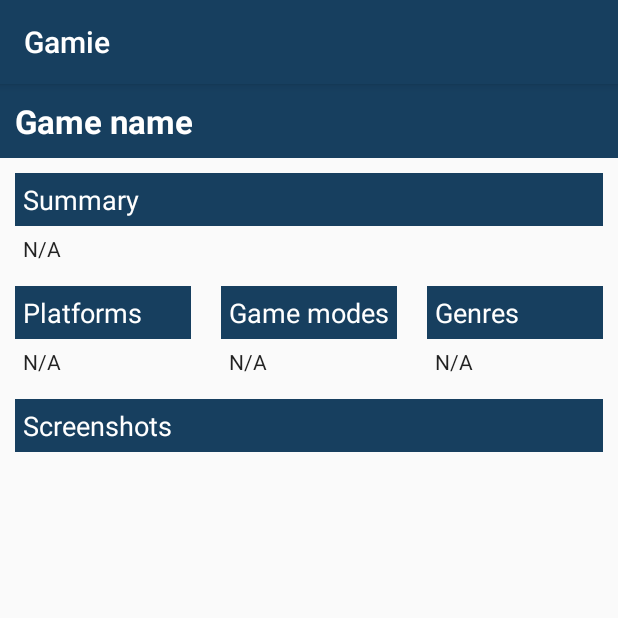
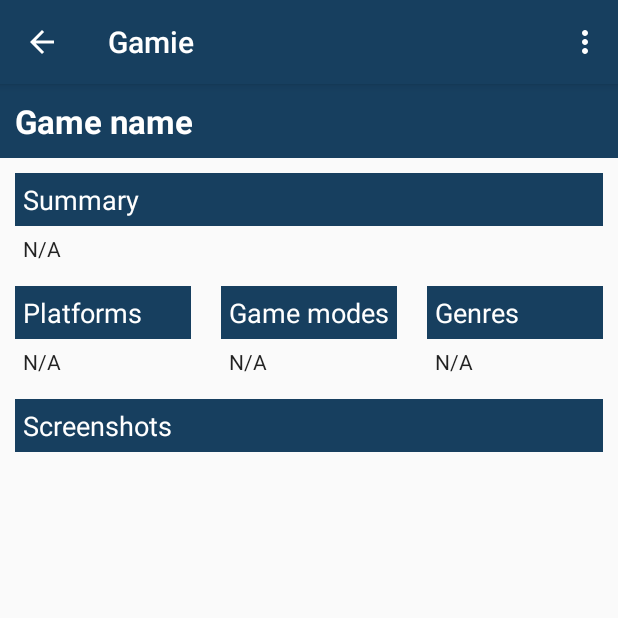
Before and after one commit to parkkinen/Gamie.app, an Android app: the SingleGameActivity screen opened directly, with no data from a screen before it, on a phone screen of 412 x 824 dp, the top half of it. Run offline under Robolectric (Android 15) with nearby library versions, the phone set to English and light mode, and no system bars; our stand-ins replace Picasso; network calls fail; pictures from the network do not load.

Commit message:
Implemented generic menu activity and navigation
Page activities should all now extend MenuActivity so the menu buttons are displayed at all times. Also implemented simple back navigation using rootActivity on xml file and custom root activity filtering in single games page.

```diff
--- a/Project/app/src/main/java/com/example/gamie/MainActivity.java
+++ b/Project/app/src/main/java/com/example/gamie/MainActivity.java
@@ -6,6 +6,7 @@ import android.content.Intent;
 import android.os.Bundle;
 import android.widget.ImageView;
 
+import com.example.gamie.activities.MenuActivity;
 import com.example.gamie.api.IGDBDataFetcher;
 import com.example.gamie.api.IGDBGame;
 import com.example.gamie.api.IGDBPlatform;
@@ -14,7 +15,7 @@ import com.example.gamie.api.IGDBReleaseDate;
 import java.util.ArrayList;
 import java.util.List;
 
-public class MainActivity extends AppCompatActivity implements IGDBDataFetcher.OnGetGames {
+public class MainActivity extends MenuActivity implements IGDBDataFetcher.OnGetGames {
     private IGDBDataFetcher api;
     private final String UPCOMING_TAG = "upcoming";
     private final String NEW_TAG = "new";
--- a/Project/app/src/main/res/layout/activity_grid_games.xml
+++ b/Project/app/src/main/res/layout/activity_grid_games.xml
@@ -11,6 +11,7 @@
         android:layout_width="wrap_content"
         android:layout_height="0dp"
         android:layout_marginStart="@dimen/smallDefaultMargin"
+        android:textStyle="bold"
         android:gravity="center"
         android:text="games"
         app:layout_constraintBottom_toBottomOf="@+id/gridGamesSpinner"
@@ -31,7 +32,7 @@
 
     <Spinner
         android:id="@+id/gridGamesSpinner"
-        android:layout_width="0dp"
+        android:layout_width="wrap_content"
         android:layout_height="40dp"
         android:layout_margin="@dimen/defaultMargin"
         android:background="@android:drawable/btn_dropdown"
--- /dev/null
+++ b/Project/app/src/main/res/menu/main_menu.xml
@@ -0,0 +1,26 @@
+<?xml version="1.0" encoding="utf-8"?>
+<menu xmlns:app="http://schemas.android.com/apk/res-auto"
+    xmlns:android="http://schemas.android.com/apk/res/android">
+    <item
+        android:id="@+id/gamesMenu"
+        android:title="Games"
+        android:icon="@drawable/placeholder_image">
+        <menu>
+            <item
+                android:id="@+id/allGamesMenu"
+                android:title="All"></item>
+            <item
+                android:id="@+id/recommendedGamesMenu"
+                android:title="Recommended"></item>
+            <item
+                android:id="@+id/upcomingGamesMenu"
+                android:title="Upcoming"></item>
+            <item
+                android:id="@+id/newGamesMenu"
+                android:title="New"></item>
+        </menu>
+    </item>
+    <item
+        android:id="@+id/preferencesMenu"
+        android:title="Preferences"></item>
+</menu>
```
Also changed, not shown: Project/app/src/main/AndroidManifest.xml (+11 -5 lines), Project/app/src/main/java/com/example/gamie/SingleGameActivity.java (+27 -3 lines), Project/app/src/main/java/com/example/gamie/activities/GridGamesActivity.java (+13 -10 lines), Project/app/src/main/java/com/example/gamie/activities/MenuActivity.java (added, +48 -0 lines), Project/app/src/main/res/drawable/ic_search_black_24dp.xml (added, +9 -0 lines), Project/app/src/main/res/layout/switch_item.xml (added, +11 -0 lines).
